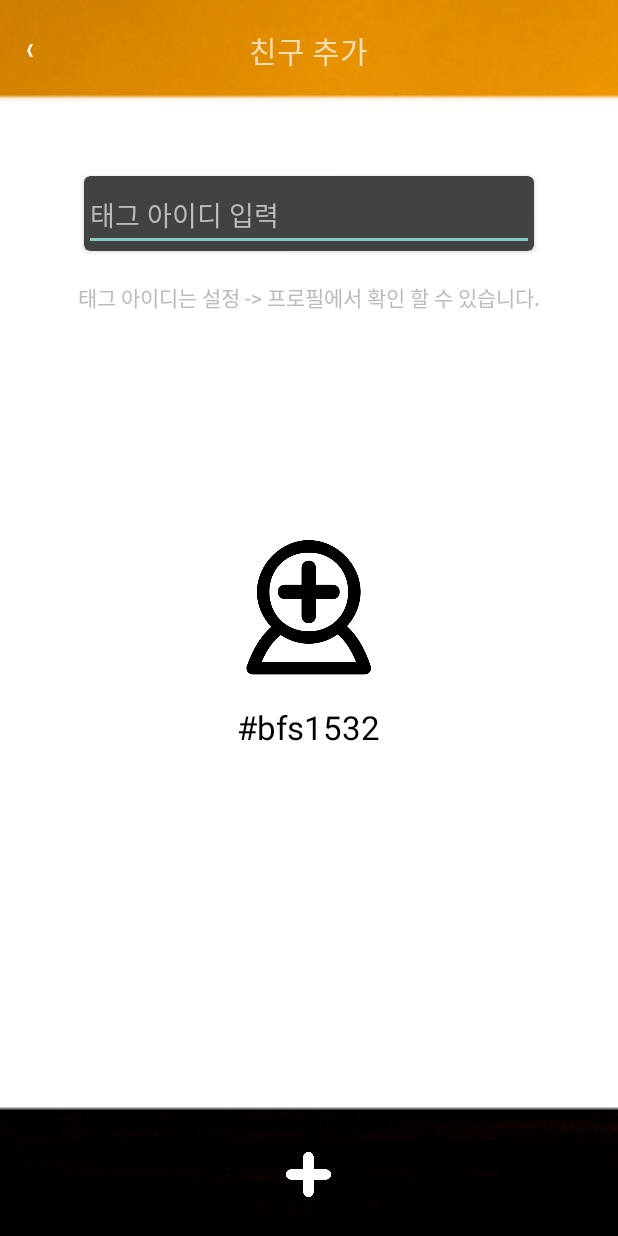
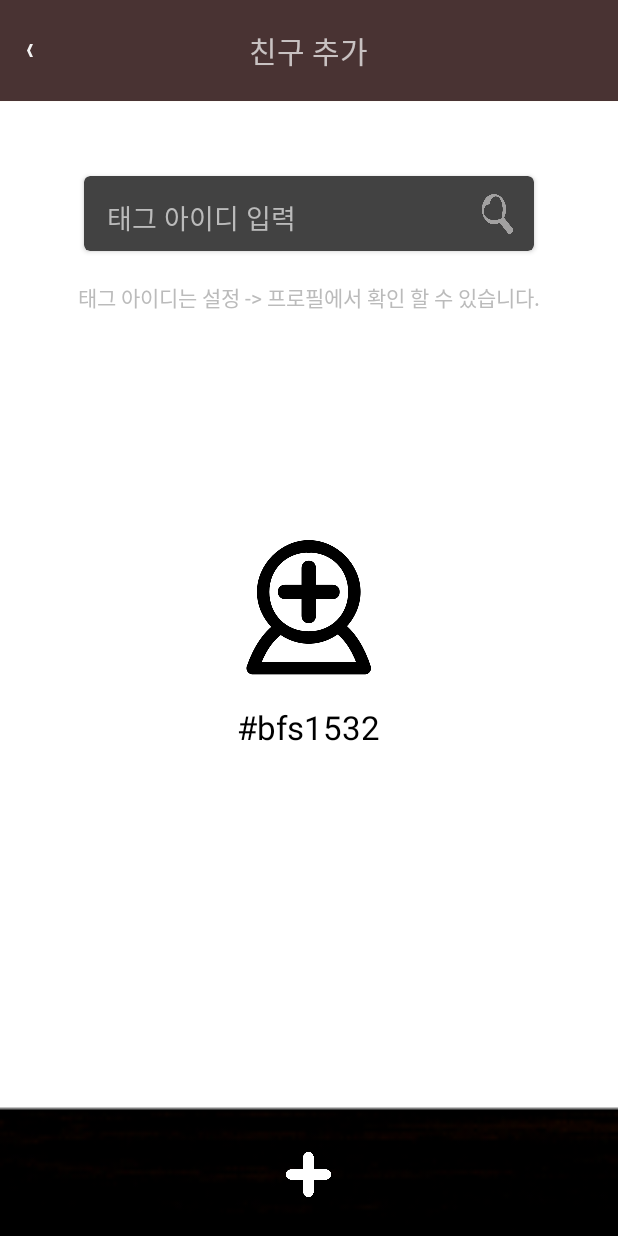
Before and after one commit to Infinitu/Secret_chat, an Android app: the AddFriend screen opened directly, with no data from a screen before it, on a phone screen of 412 x 824 dp. Run offline under Robolectric (Android 15) with nearby library versions, the phone set to English and light mode, and no system bars.

Commit message:
Icon 수정

```diff
--- a/Android/app/src/main/java/com/example/jaebong/secerettalk/Join.java
+++ b/Android/app/src/main/java/com/example/jaebong/secerettalk/Join.java
@@ -22,7 +22,7 @@ public class Join extends ActionBarActivity implements View.OnClickListener {
 
         birthLayout = (LinearLayout) findViewById(R.id.join_layout_birth);
 
-        nickName = (EditText) findViewById(R.id.join_tv_nickName);
+        nickName = (EditText) findViewById(R.id.join_editText_nickName);
         birth = (TextView)findViewById(R.id.join_tv_birth);
 
         birthLayout.setOnClickListener(this);
--- a/Android/app/src/main/java/com/example/jaebong/secerettalk/StartActivity.java
+++ b/Android/app/src/main/java/com/example/jaebong/secerettalk/StartActivity.java
@@ -23,7 +23,7 @@ public class StartActivity extends ActionBarActivity {
                 startActivity(joinIntent);
 
             }
-        },3000);
+        },1000);
 
     }
 
--- a/Android/app/src/main/res/layout/activity_add_friend.xml
+++ b/Android/app/src/main/res/layout/activity_add_friend.xml
@@ -8,6 +8,7 @@
     <FrameLayout
         android:layout_width="fill_parent"
         android:layout_height="0dp"
+        android:background="#493333"
         android:layout_weight="1" >
 
         <TextView
@@ -43,13 +44,29 @@
             android:layout_marginTop="50dp">
 
             <EditText
+
+                android:layout_marginLeft="15dp"
                 android:id="@+id/addFriend_editText_TagId"
-                android:layout_width="match_parent"
+                android:layout_width="230dp"
                 android:layout_height="match_parent"
                 android:layout_marginTop="5dp"
                 android:hint = "태그 아이디 입력"
                 android:textColorHint="#bbbbbb"
-                android:textColor="#000000" />
+                android:textColor="#000000"
+                android:background="@null"/>
+            <FrameLayout
+                android:layout_width="50dp"
+                android:layout_height="50dp"
+                android:id="@+id/addFriend_button_search"
+                android:layout_marginLeft="250dp"
+                >
+            <ImageView
+                android:layout_gravity="center"
+                android:layout_width="30dp"
+                android:layout_height="30dp"
+                android:src="@drawable/icon_search"
+                />
+            </FrameLayout>
         </android.support.v7.widget.CardView>
 
         <ImageView
```
Also changed, not shown: Android/app/src/main/res/layout/activity_join.xml (+17 -15 lines), Android/app/src/main/res/layout/activity_main.xml (+28 -0 lines), Android/app/src/main/res/layout/activity_setting.xml (+11 -10 lines), Android/app/src/main/res/drawable-xxhdpi/icon_search.png (added).
